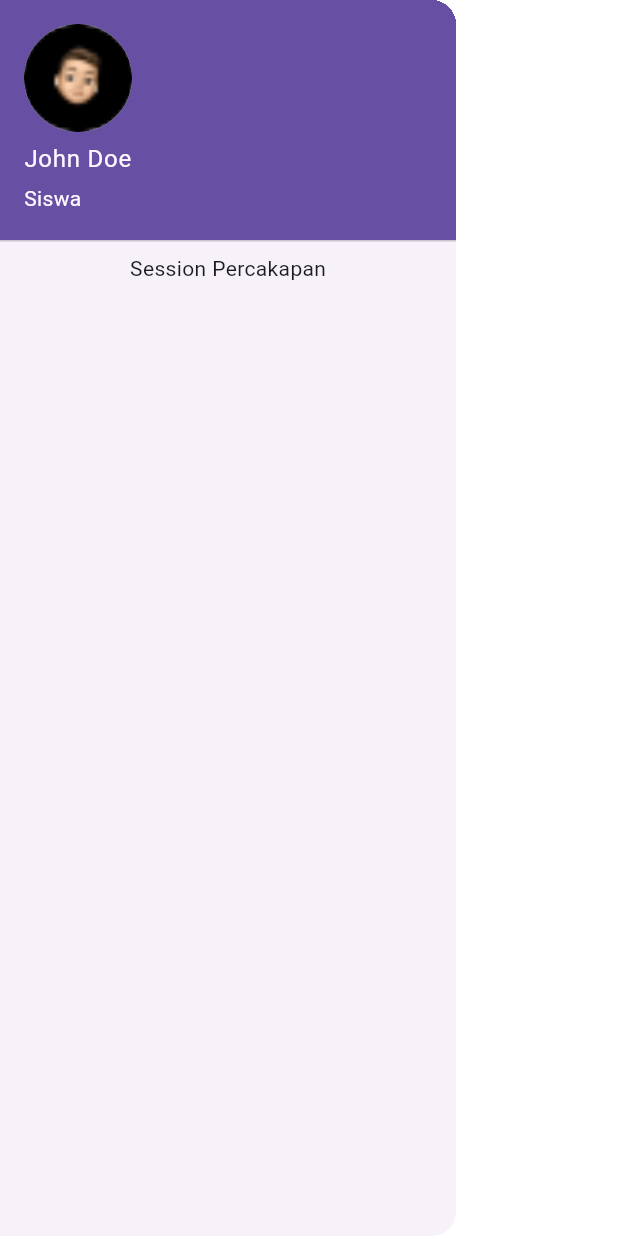
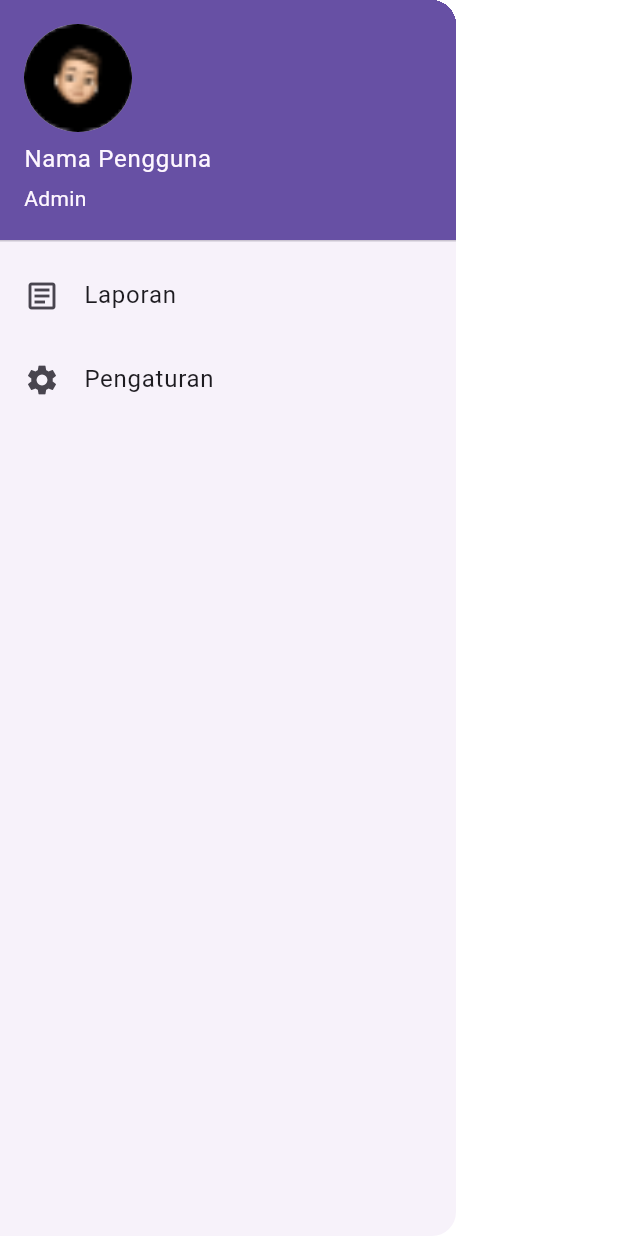
Before and after one commit to GedeYudaAditya/spec_siandung, a Flutter app: the DrawerWidget widget shown alone on an empty page, opened directly, on a phone screen of 412 x 824 dp. Run offline on Flutter 3.47's test engine with Material 3 defaults, Android fonts, the phone set to English and light mode, and no system bars; our stand-ins replace device_info_plus, just_audio, shared_preferences; accounts and stored records are empty; network calls fail.

Commit message:
update ui

```diff
--- a/lib/main.dart
+++ b/lib/main.dart
@@ -3,7 +3,7 @@ import 'package:spec_siandung/app_theme.dart';
 import 'package:spec_siandung/src/providers/auth_provider.dart';
 import 'package:spec_siandung/src/providers/theme_provider.dart';
 import 'package:provider/provider.dart';
-import 'package:spec_siandung/src/screens/home_screen.dart';
+import 'package:spec_siandung/src/screens/laporan_screen.dart';
 import 'package:spec_siandung/src/screens/login_screen.dart';
 import 'package:spec_siandung/src/screens/register_screen.dart';
 import 'package:spec_siandung/src/screens/splash_screen.dart';
@@ -34,7 +34,7 @@ class MyApp extends StatelessWidget {
             routes: {
               '/login': (context) => const LoginScreen(),
               '/register': (context) => const RegisterScreen(),
-              '/home': (context) => const HomeScreen(),
+              '/home': (context) => const LaporanScreen(),
             },
           );
         },
--- /dev/null
+++ b/lib/src/models/laporan.dart
@@ -0,0 +1,40 @@
+class Laporan {
+  Laporan({
+    this.id,
+    this.idKlarifikasi,
+    this.klarifikasi,
+    this.keterangan,
+    this.dateCreated,
+  });
+
+  String? id;
+  String? idKlarifikasi;
+  String? klarifikasi;
+  String? keterangan;
+  String? dateCreated;
+
+  factory Laporan.fromJson(Map<String, dynamic> json) => Laporan(
+        id: json["id_laporan"],
+        idKlarifikasi: json["id_klasifikasi"],
+        klarifikasi: json["klasifikasi"],
+        keterangan: json["keterangan"],
+        dateCreated: json["date_created"],
+      );
+
+  Map<String, dynamic> toJson() => {
+        "id_laporan": id,
+        "id_klarifikasi": idKlarifikasi,
+        "klarifikasi": klarifikasi,
+        "keterangan": keterangan,
+        "date_created": dateCreated,
+      };
+
+  static List<Laporan> fromJsonList(List list) {
+    if (list.isEmpty) return [];
+    return list.map((item) => Laporan.fromJson(item)).toList();
+  }
+
+  static List<Map<String, dynamic>> toJsonList(List<Laporan> list) {
+    return list.map((item) => item.toJson()).toList();
+  }
+}
--- a/lib/src/screens/splash_screen.dart
+++ b/lib/src/screens/splash_screen.dart
@@ -1,7 +1,6 @@
 // lib/src/screens/splash_screen.dart
 import 'dart:io';
 
-import 'package:spec_siandung/app_theme.dart';
 import 'package:flutter/material.dart';
 import 'dart:async';
 import 'package:shared_preferences/shared_preferences.dart';
--- /dev/null
+++ b/lib/src/utils/role_utils.dart
@@ -0,0 +1,32 @@
+class RoleUtils {
+  static const String admin = 'Admin';
+  static const String teacher = 'Guru';
+  static const String student = 'Siswa';
+  static const String psychologist = 'Psikolog';
+
+  static const List<Map<int, String>> roles = [
+    {1: admin},
+    {2: teacher},
+    {3: student},
+    {4: psychologist},
+  ];
+
+  static String getRole(int role) {
+    if (role < 1 || role > 4) {
+      return 'Unknown';
+    }
+
+    return roles
+        .firstWhere((element) => element.keys.first == role)
+        .values
+        .first;
+  }
+
+  static int getRoleIndex(String role) {
+    return roles.indexWhere((element) => element.values.first == role);
+  }
+
+  static List<String> getRoles() {
+    return roles.map((e) => e.values.first).toList();
+  }
+}
--- a/lib/src/widgets/drawer_widget.dart
+++ b/lib/src/widgets/drawer_widget.dart
@@ -1,4 +1,6 @@
 import 'package:flutter/material.dart';
+import 'package:shared_preferences/shared_preferences.dart';
+import 'package:spec_siandung/src/utils/role_utils.dart';
 // import 'package:provider/provider.dart';
 
 class DrawerWidget extends StatefulWidget {
@@ -9,19 +11,53 @@ class DrawerWidget extends StatefulWidget {
 }
 
 class _DrawerWidgetState extends State<DrawerWidget> {
+  String? token;
+  String? id;
+  String? nama;
+  int? role;
+
+  // get shared preferences
+  Future<void> _getSharedPrefs() async {
+    final prefs = await SharedPreferences.getInstance();
+    token = prefs.getString('token');
+    id = prefs.getString('id');
+    nama = prefs.getString('nama');
+    role = prefs.getInt('role');
+    setState(() {});
+  }
+
+  @override
+  void initState() {
+    super.initState();
+    _getSharedPrefs();
+  }
+
   @override
   Widget build(BuildContext context) {
-    return const Drawer(
+    return Drawer(
       child: Column(
         children: [
           UserAccountsDrawerHeader(
-            accountName: Text('John Doe'),
-            accountEmail: Text('Siswa'),
-            currentAccountPicture: CircleAvatar(
+            accountName: Text(nama ?? 'Nama Pengguna'),
+            accountEmail: Text(RoleUtils.getRole(role ?? 1)),
+            currentAccountPicture: const CircleAvatar(
               backgroundImage: AssetImage('lib/assets/images/user.png'),
             ),
           ),
-          Text('Session Percakapan'),
+          ListTile(
+            title: const Text('Laporan'),
+            leading: const Icon(Icons.article_outlined),
+            onTap: () {
+              Navigator.of(context).pushReplacementNamed('/home');
+            },
+          ),
+          ListTile(
+            title: const Text('Pengaturan'),
+            leading: const Icon(Icons.settings),
+            onTap: () {
+              Navigator.of(context).pushReplacementNamed('/settings');
+            },
+          ),
         ],
       ),
     );
```
Also changed, not shown: lib/src/models/user.dart (+11 -4 lines), lib/src/providers/auth_provider.dart (+26 -20 lines), lib/src/screens/home_screen.dart (deleted, +0 -103 lines), lib/src/screens/laporan_screen.dart (added, +118 -0 lines), lib/src/screens/login_screen.dart (+18 -0 lines), lib/src/screens/register_screen.dart (+20 -6 lines), lib/src/services/api_service.dart (+57 -8 lines), lib/src/widgets/app_bar_widget.dart (+52 -102 lines).
